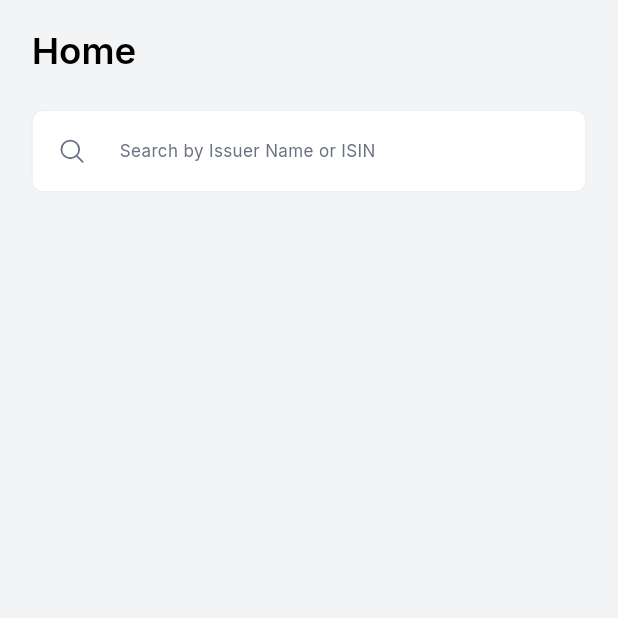
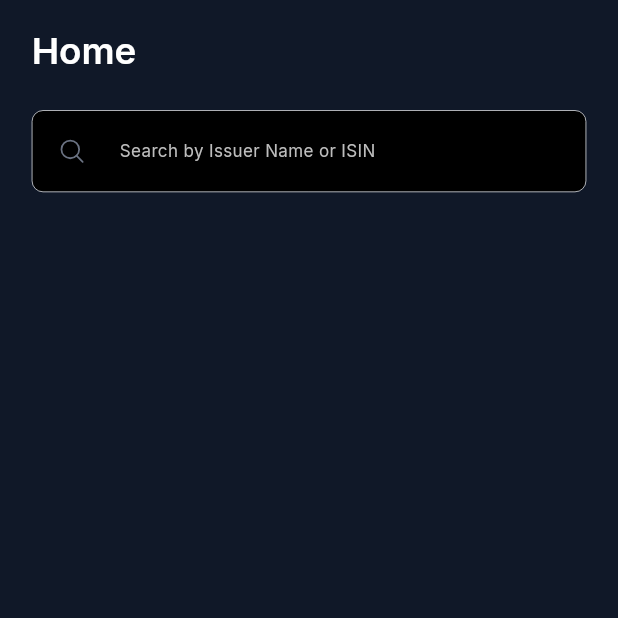
Before and after one commit to Bhaveshupadhyay/tap_invest, a Flutter app: the screen it shows after launch, on a phone screen of 412 x 824 dp, the top half of it. Run offline on Flutter 3.47's test engine with Material 3 defaults, Android fonts, the phone set to English and light mode, and no system bars; our stand-ins replace dio, fl_chart, flutter_bloc, flutter_dotenv, flutter_screenutil, flutter_svg and 4 more; network calls fail.

Commit message:
added dark theme support

```diff
--- a/lib/main.dart
+++ b/lib/main.dart
@@ -40,7 +40,7 @@ class MyApp extends StatelessWidget {
       ],
       child: MaterialApp(
         title: 'Tap Invest',
-        theme: AppTheme.light(),
+        theme: AppTheme.dark(),
         home: const Home(),
       ),
     );
```
Also changed, not shown: lib/features/bond/presentation/widgets/search_result.dart (+9 -3 lines).
